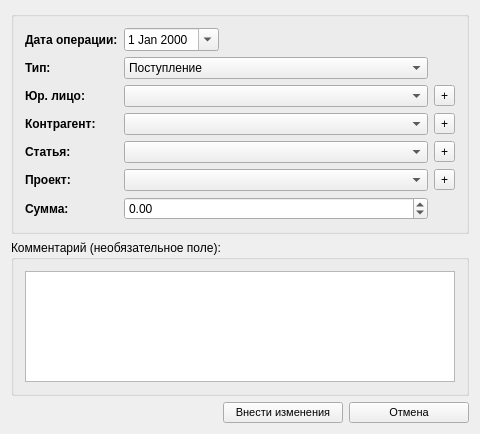
First picture: the form in src/zoperationsform.ui, repository SergeyZaz/plan_fakt, before the edit.
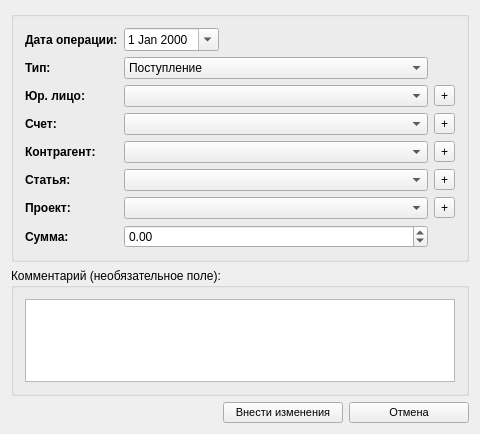
Second picture: the form after the edit. Icons and pictures are not drawn.

```diff
--- a/src/zoperationsform.ui
+++ b/src/zoperationsform.ui
@@ -124,7 +124,7 @@
         </property>
        </widget>
       </item>
-      <item row="3" column="0">
+      <item row="4" column="0">
        <widget class="QLabel" name="nameText_3">
         <property name="font">
          <font>
@@ -137,10 +137,10 @@
         </property>
        </widget>
       </item>
-      <item row="3" column="1" colspan="2">
+      <item row="4" column="1" colspan="2">
        <widget class="QComboBox" name="cboPartner"/>
       </item>
-      <item row="3" column="3">
+      <item row="4" column="3">
        <widget class="QToolButton" name="cmdAddPartner">
         <property name="toolTip">
          <string>Добавить</string>
@@ -150,7 +150,7 @@
         </property>
        </widget>
       </item>
-      <item row="4" column="0">
+      <item row="5" column="0">
        <widget class="QLabel" name="nameText_9">
         <property name="font">
          <font>
@@ -163,10 +163,10 @@
         </property>
        </widget>
       </item>
-      <item row="4" column="1" colspan="2">
+      <item row="5" column="1" colspan="2">
        <widget class="QComboBox" name="cboSection"/>
       </item>
-      <item row="4" column="3">
+      <item row="5" column="3">
        <widget class="QToolButton" name="cmdAddSection">
         <property name="toolTip">
          <string>Добавить</string>
@@ -176,7 +176,7 @@
         </property>
        </widget>
       </item>
-      <item row="5" column="0">
+      <item row="6" column="0">
        <widget class="QLabel" name="nameText_8">
         <property name="font">
          <font>
@@ -189,10 +189,10 @@
         </property>
        </widget>
       </item>
-      <item row="5" column="1" colspan="2">
+      <item row="6" column="1" colspan="2">
        <widget class="QComboBox" name="cboProject"/>
       </item>
-      <item row="5" column="3">
+      <item row="6" column="3">
        <widget class="QToolButton" name="cmdAddProject">
         <property name="toolTip">
          <string>Добавить</string>
@@ -202,7 +202,7 @@
         </property>
        </widget>
       </item>
-      <item row="6" column="0">
+      <item row="7" column="0">
        <widget class="QLabel" name="nameText_7">
         <property name="font">
          <font>
@@ -215,7 +215,7 @@
         </property>
        </widget>
       </item>
-      <item row="6" column="1" colspan="2">
+      <item row="7" column="1" colspan="2">
        <widget class="QDoubleSpinBox" name="dValue">
         <property name="minimum">
          <double>-999999999.000000000000000</double>
@@ -225,6 +225,32 @@
         </property>
        </widget>
       </item>
+      <item row="3" column="0">
+       <widget class="QLabel" name="nameText_5">
+        <property name="font">
+         <font>
+          <weight>75</weight>
+          <bold>true</bold>
+         </font>
+        </property>
+        <property name="text">
+         <string>Счет:</string>
+        </property>
+       </widget>
+      </item>
+      <item row="3" column="1" colspan="2">
+       <widget class="QComboBox" name="cboAccount"/>
+      </item>
+      <item row="3" column="3">
+       <widget class="QToolButton" name="cmdAddAccount">
+        <property name="toolTip">
+         <string>Добавить</string>
+        </property>
+        <property name="text">
+         <string>+</string>
+        </property>
+       </widget>
+      </item>
      </layout>
     </widget>
    </item>
```
